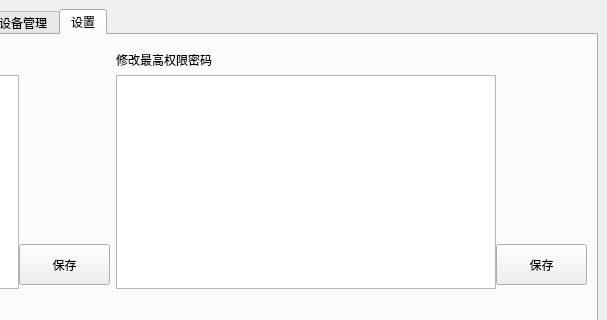
zgj0607/Py-store, file view.ui: the form before one commit; both pictures show x 382 to 989 and y 0 to 320 of the 989 by 692 pixel window.
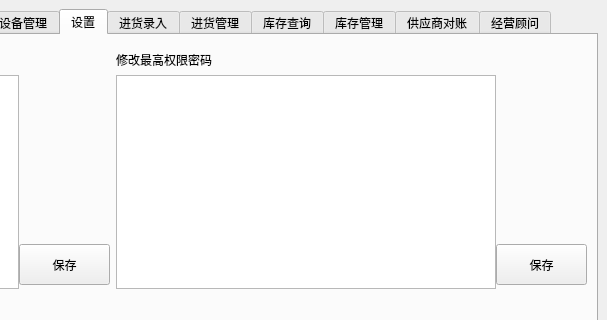
The form after the commit. The open tabs and pages were chosen to show the change.

```diff
--- a/view.ui
+++ b/view.ui
@@ -1477,6 +1477,36 @@
         </item>
        </layout>
       </widget>
+      <widget class="QWidget" name="tab_6">
+       <attribute name="title">
+        <string>进货录入</string>
+       </attribute>
+      </widget>
+      <widget class="QWidget" name="tab_8">
+       <attribute name="title">
+        <string>进货管理</string>
+       </attribute>
+      </widget>
+      <widget class="QWidget" name="tab_9">
+       <attribute name="title">
+        <string>库存查询</string>
+       </attribute>
+      </widget>
+      <widget class="QWidget" name="tab_10">
+       <attribute name="title">
+        <string>库存管理</string>
+       </attribute>
+      </widget>
+      <widget class="QWidget" name="tab_11">
+       <attribute name="title">
+        <string>供应商对账</string>
+       </attribute>
+      </widget>
+      <widget class="QWidget" name="tab_12">
+       <attribute name="title">
+        <string>经营顾问</string>
+       </attribute>
+      </widget>
      </widget>
     </item>
    </layout>
```
Left out of the diff: 2 changed lines with no effect on the pictures.
